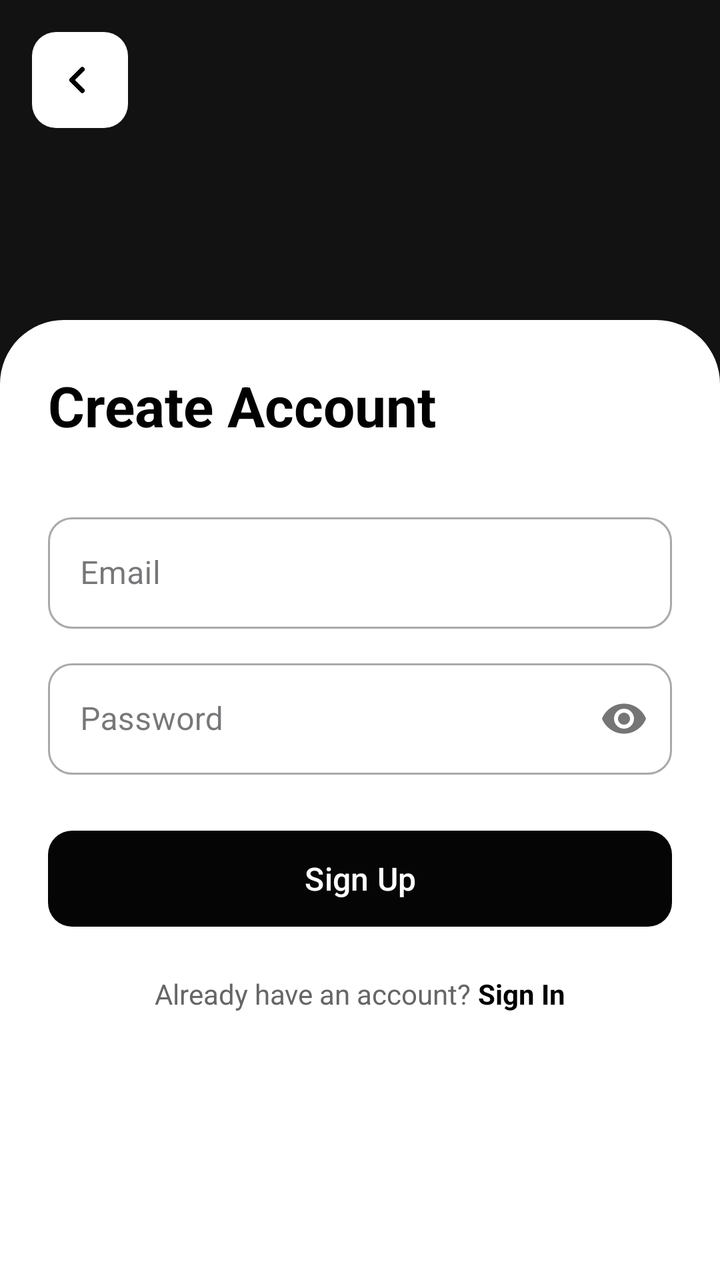
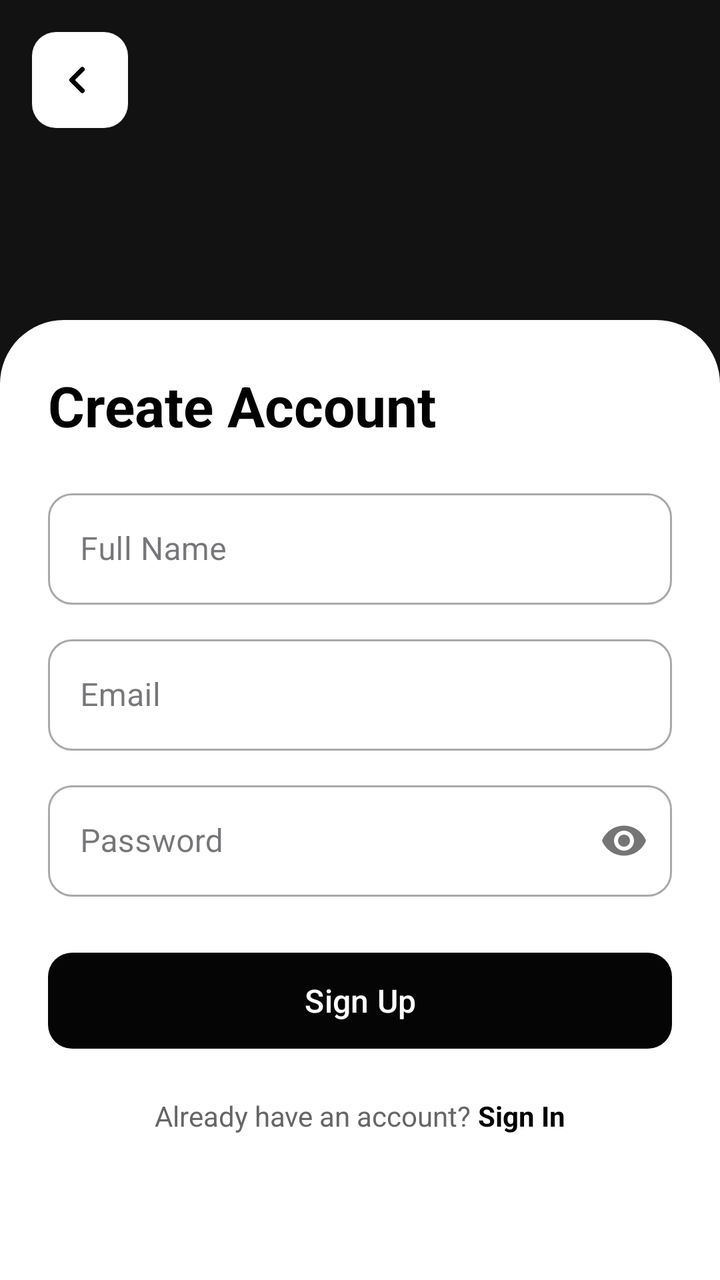

Two renders of the same Android screen: before a commit and after it. Below are the layout's source before the change and the commit's diff.
<!-- AndroidManifest.xml: application theme Theme.App_room -->
<!-- res/layout/activity_cadastro.xml -->
<?xml version="1.0" encoding="utf-8"?>
<androidx.constraintlayout.widget.ConstraintLayout xmlns:android="http://schemas.android.com/apk/res/android"
    xmlns:app="http://schemas.android.com/apk/res-auto"
    xmlns:tools="http://schemas.android.com/tools"
    android:id="@+id/main_register"
    android:layout_width="match_parent"
    android:layout_height="match_parent"
    android:background="#121212"
    tools:context=".ui.cadastro.CadastroActivity">

    <ImageButton
        android:id="@+id/btnBackRegister"
        android:layout_width="48dp"
        android:layout_height="48dp"
        android:layout_marginStart="16dp"
        android:layout_marginTop="16dp"
        android:background="@drawable/bg_botao_arredondado"
        android:contentDescription="Back"
        android:padding="10dp"
        android:scaleType="fitCenter"
        android:src="@drawable/icone_voltar"
        app:backgroundTint="@null"
        app:layout_constraintStart_toStartOf="parent"
        app:layout_constraintTop_toTopOf="parent"
        app:tint="#000000" />

    <androidx.constraintlayout.widget.ConstraintLayout
        android:id="@+id/card_container_register"
        android:layout_width="0dp"
        android:layout_height="0dp"
        android:layout_marginTop="160dp"
        android:background="@drawable/bg_card_arredondado"
        android:padding="24dp"
        app:layout_constraintBottom_toBottomOf="parent"
        app:layout_constraintEnd_toEndOf="parent"
        app:layout_constraintStart_toStartOf="parent"
        app:layout_constraintTop_toTopOf="parent">

        <TextView
            android:id="@+id/textTitleRegister"
            android:layout_width="wrap_content"
            android:layout_height="wrap_content"
            android:text="Create Account"
            android:textColor="#020101"
            android:textSize="28sp"
            android:textStyle="bold"
            app:layout_constraintStart_toStartOf="parent"
            app:layout_constraintTop_toTopOf="parent" />

        <com.google.android.material.textfield.TextInputLayout
            android:id="@+id/inputLayoutName"
            style="@style/Widget.MaterialComponents.TextInputLayout.OutlinedBox"
            android:layout_width="0dp"
            android:layout_height="wrap_content"
            android:layout_marginTop="20dp"
            android:hint="Full Name"
            app:boxCornerRadiusBottomEnd="12dp"
            app:boxCornerRadiusBottomStart="12dp"
            app:boxCornerRadiusTopEnd="12dp"
            app:boxCornerRadiusTopStart="12dp"
            app:layout_constraintEnd_toEndOf="parent"
            app:layout_constraintStart_toStartOf="parent"
            app:layout_constraintTop_toBottomOf="@+id/textTitleRegister"/>

        <com.google.android.material.textfield.TextInputLayout
            android:id="@+id/inputLayoutEmailRegister"
            style="@style/Widget.MaterialComponents.TextInputLayout.OutlinedBox"
            android:layout_width="0dp"
            android:layout_height="wrap_content"
            android:layout_marginTop="12dp"
            android:hint="Email"
            app:boxCornerRadiusBottomEnd="12dp"
            app:boxCornerRadiusBottomStart="12dp"
            app:boxCornerRadiusTopEnd="12dp"
            app:boxCornerRadiusTopStart="12dp"
            app:layout_constraintEnd_toEndOf="parent"
            app:layout_constraintStart_toStartOf="parent"
            app:layout_constraintTop_toBottomOf="@+id/inputLayoutName">

            <com.google.android.material.textfield.TextInputEditText
                android:id="@+id/editTextEmailRegister"
                android:layout_width="match_parent"
                android:layout_height="wrap_content"
                android:inputType="textEmailAddress" />
        </com.google.android.material.textfield.TextInputLayout>

        <com.google.android.material.textfield.TextInputLayout
            android:id="@+id/inputLayoutPasswordRegister"
            style="@style/Widget.MaterialComponents.TextInputLayout.OutlinedBox"
            android:layout_width="0dp"
            android:layout_height="wrap_content"
            android:layout_marginTop="12dp"
            android:hint="Password"
            app:boxCornerRadiusBottomEnd="12dp"
            app:boxCornerRadiusBottomStart="12dp"
            app:boxCornerRadiusTopEnd="12dp"
            app:boxCornerRadiusTopStart="12dp"
            app:passwordToggleEnabled="true"
            app:layout_constraintEnd_toEndOf="parent"
            app:layout_constraintStart_toStartOf="parent"
            app:layout_constraintTop_toBottomOf="@+id/inputLayoutEmailRegister">

            <com.google.android.material.textfield.TextInputEditText
                android:id="@+id/editTextPasswordRegister"
                android:layout_width="match_parent"
                android:layout_height="wrap_content"
                android:inputType="textPassword" />
        </com.google.android.material.textfield.TextInputLayout>

        <com.google.android.material.button.MaterialButton
            android:id="@+id/btnSignUp"
            android:layout_width="0dp"
            android:layout_height="56dp"
            android:layout_marginTop="24dp"
            android:text="Sign Up"
            android:textAllCaps="false"
            android:textSize="16sp"
            app:backgroundTint="#050505"
            app:cornerRadius="12dp"
            app:layout_constraintEnd_toEndOf="parent"
            app:layout_constraintStart_toStartOf="parent"
            app:layout_constraintTop_toBottomOf="@+id/inputLayoutPasswordRegister" />

        <LinearLayout
            android:layout_width="wrap_content"
            android:layout_height="wrap_content"
            android:layout_marginTop="20dp"
            android:orientation="horizontal"
            app:layout_constraintEnd_toEndOf="parent"
            app:layout_constraintStart_toStartOf="parent"
            app:layout_constraintTop_toBottomOf="@+id/btnSignUp">

            <TextView
                android:layout_width="wrap_content"
                android:layout_height="wrap_content"
                android:text="Already have an account? "
                android:textColor="#666666" />

            <TextView
                android:id="@+id/textGoToLogin"
                android:layout_width="wrap_content"
                android:layout_height="wrap_content"
                android:text="Sign In"
                android:textColor="#000000"
                android:textStyle="bold" />
        </LinearLayout>

    </androidx.constraintlayout.widget.ConstraintLayout>

</androidx.constraintlayout.widget.ConstraintLayout>
<!-- resources referenced by this layout -->
<resources>
  <!-- drawable bg_botao_arredondado (drawable) -->
  <?xml version="1.0" encoding="utf-8"?>
  <shape xmlns:android="http://schemas.android.com/apk/res/android"
      android:shape="rectangle">
      <solid android:color="#FFFFFF" /> 
      <corners android:radius="12dp" /> 
  </shape>
  <!-- drawable bg_card_arredondado (drawable) -->
  <?xml version="1.0" encoding="utf-8"?>
  <shape xmlns:android="http://schemas.android.com/apk/res/android"
      android:shape="rectangle">
      <solid android:color="#FFFFFF" /> 
  
      
      <corners
          android:topLeftRadius="32dp"
          android:topRightRadius="32dp"
          android:bottomLeftRadius="0dp"
          android:bottomRightRadius="0dp" />
  </shape>
  <!-- drawable icone_voltar: png bitmap (drawable, 22365 bytes) -->
  <style name="Theme.App_room" parent="Base.Theme.App_room" />
  <style name="Base.Theme.App_room" parent="Theme.Material3.DayNight.NoActionBar">
          
          
      </style>
</resources>

<!-- the commit's change to res/layout/activity_cadastro.xml (unified diff, before → after) -->
@@ -47,6 +47,7 @@
             app:layout_constraintStart_toStartOf="parent"
             app:layout_constraintTop_toTopOf="parent" />
 
+        
         <com.google.android.material.textfield.TextInputLayout
             android:id="@+id/inputLayoutName"
             style="@style/Widget.MaterialComponents.TextInputLayout.OutlinedBox"
@@ -60,8 +61,16 @@
             app:boxCornerRadiusTopStart="12dp"
             app:layout_constraintEnd_toEndOf="parent"
             app:layout_constraintStart_toStartOf="parent"
-            app:layout_constraintTop_toBottomOf="@+id/textTitleRegister"/>
+            app:layout_constraintTop_toBottomOf="@+id/textTitleRegister">
 
+            <com.google.android.material.textfield.TextInputEditText
+                android:id="@+id/editTextName"
+                android:layout_width="match_parent"
+                android:layout_height="wrap_content"
+                android:inputType="textPersonName" />
+        </com.google.android.material.textfield.TextInputLayout>
+
+        
         <com.google.android.material.textfield.TextInputLayout
             android:id="@+id/inputLayoutEmailRegister"
             style="@style/Widget.MaterialComponents.TextInputLayout.OutlinedBox"
@@ -84,6 +93,7 @@
                 android:inputType="textEmailAddress" />
         </com.google.android.material.textfield.TextInputLayout>
 
+        
         <com.google.android.material.textfield.TextInputLayout
             android:id="@+id/inputLayoutPasswordRegister"
             style="@style/Widget.MaterialComponents.TextInputLayout.OutlinedBox"
@@ -95,10 +105,10 @@
             app:boxCornerRadiusBottomStart="12dp"
             app:boxCornerRadiusTopEnd="12dp"
             app:boxCornerRadiusTopStart="12dp"
-            app:passwordToggleEnabled="true"
             app:layout_constraintEnd_toEndOf="parent"
             app:layout_constraintStart_toStartOf="parent"
-            app:layout_constraintTop_toBottomOf="@+id/inputLayoutEmailRegister">
+            app:layout_constraintTop_toBottomOf="@+id/inputLayoutEmailRegister"
+            app:passwordToggleEnabled="true">
 
             <com.google.android.material.textfield.TextInputEditText
                 android:id="@+id/editTextPasswordRegister"
@@ -107,6 +117,7 @@
                 android:inputType="textPassword" />
         </com.google.android.material.textfield.TextInputLayout>
 
+        
         <com.google.android.material.button.MaterialButton
             android:id="@+id/btnSignUp"
             android:layout_width="0dp"
